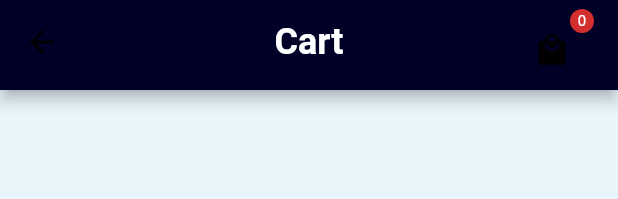
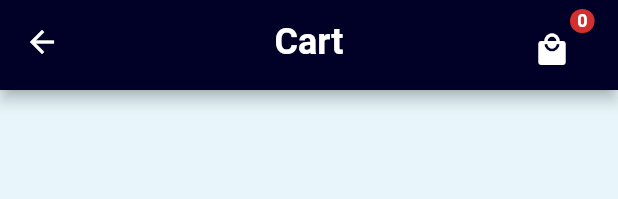
Before and after one commit to kennedyowusu/ecommerce_mobile, a Flutter app: the CustomAppBar widget shown alone on an empty page, opened directly, after a tap on the "local mall" icon, on a phone screen of 412 x 824 dp. Shown: the top 199 px of the screen. Run offline on Flutter 3.47's test engine with Material 2 defaults, Android fonts, the phone set to English and light mode, and no system bars; our stand-ins replace dio, equatable, flutter_rating_bar, flutter_riverpod, fluttertoast, gap and 1 more; accounts and stored records are empty; network calls fail.

Commit message:
display cart item total in the badge

```diff
--- a/lib/main.dart
+++ b/lib/main.dart
@@ -26,7 +26,7 @@ class Ecommerce extends ConsumerWidget {
       title: title,
       debugShowCheckedModeBanner: false,
       theme: ThemeData(
-        primarySwatch: Colors.grey,
+        primarySwatch: Colors.blue,
       ),
       home: storage.hasData('token') ? ProjectLayout() : LoginView(),
     );
--- a/lib/views/home.dart
+++ b/lib/views/home.dart
@@ -22,15 +22,12 @@ class HomeView extends ConsumerWidget {
   Widget build(BuildContext context, WidgetRef ref) {
     final AsyncValue<ProductResponseModel> products =
         ref.watch(productNotifierProvider);
-    final cartItem = ref.watch(cartNotifierProvider);
 
     final AsyncValue<CategoryModel> categoryController =
         ref.watch(categoryNotifierProvider);
 
     final AsyncValue<ProductResponseModel> productController =
         ref.watch(productNotifierProvider);
-
-    debugPrint("product from home page: $productController");
 
     return Scaffold(
       appBar: PreferredSize(
--- a/lib/widgets/appbar.dart
+++ b/lib/widgets/appbar.dart
@@ -1,9 +1,11 @@
 import 'package:ecommerce_ui/constants/themes.dart';
 import 'package:ecommerce_ui/models/cart_model.dart';
+import 'package:ecommerce_ui/providers/providers.dart';
 import 'package:ecommerce_ui/views/cart.dart';
 import 'package:flutter/material.dart';
+import 'package:flutter_riverpod/flutter_riverpod.dart';
 
-class CustomAppBar extends StatelessWidget {
+class CustomAppBar extends ConsumerWidget {
   CustomAppBar({
     super.key,
     required this.cartItem,
@@ -16,7 +18,9 @@ class CustomAppBar extends StatelessWidget {
   final IconButton? icon;
 
   @override
-  Widget build(BuildContext context) {
+  Widget build(BuildContext context, WidgetRef ref) {
+    final AsyncValue<CartResponseModel> cartItem =
+        ref.watch(cartNotifierProvider);
     return AppBar(
       backgroundColor: kSecondaryColor,
       centerTitle: true,
@@ -32,7 +36,18 @@ class CustomAppBar extends StatelessWidget {
         Padding(
           padding: const EdgeInsets.only(right: 20, top: 10),
           child: Badge(
-            label: Text(cartItem.length.toString()),
+            label: Text(
+              cartItem.when(
+                data: (data) => data.data.length.toString(),
+                loading: () => '0',
+                error: (e, s) => '0',
+              ),
+              style: const TextStyle(
+                color: kWhiteColor,
+                fontSize: 12,
+                fontWeight: FontWeight.bold,
+              ),
+            ),
             child: IconButton(
               onPressed: () {
                 Navigator.push(
@@ -45,6 +60,7 @@ class CustomAppBar extends StatelessWidget {
               icon: const Icon(
                 Icons.local_mall,
                 size: 24,
+                color: kWhiteColor,
               ),
             ),
           ),
```
